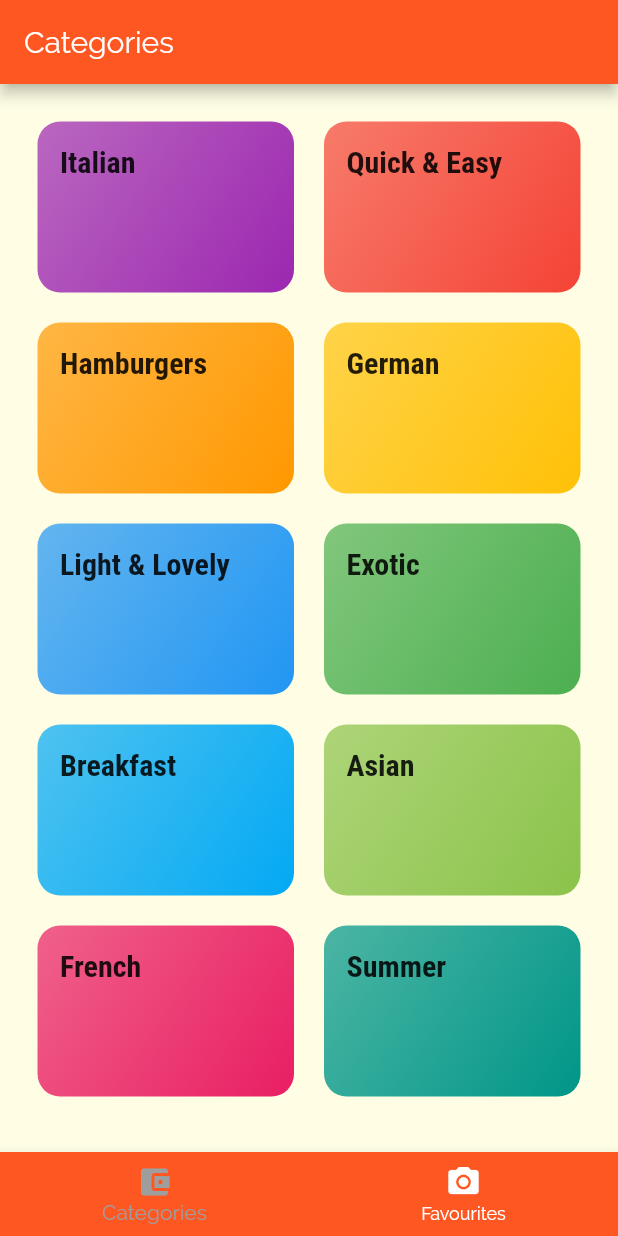
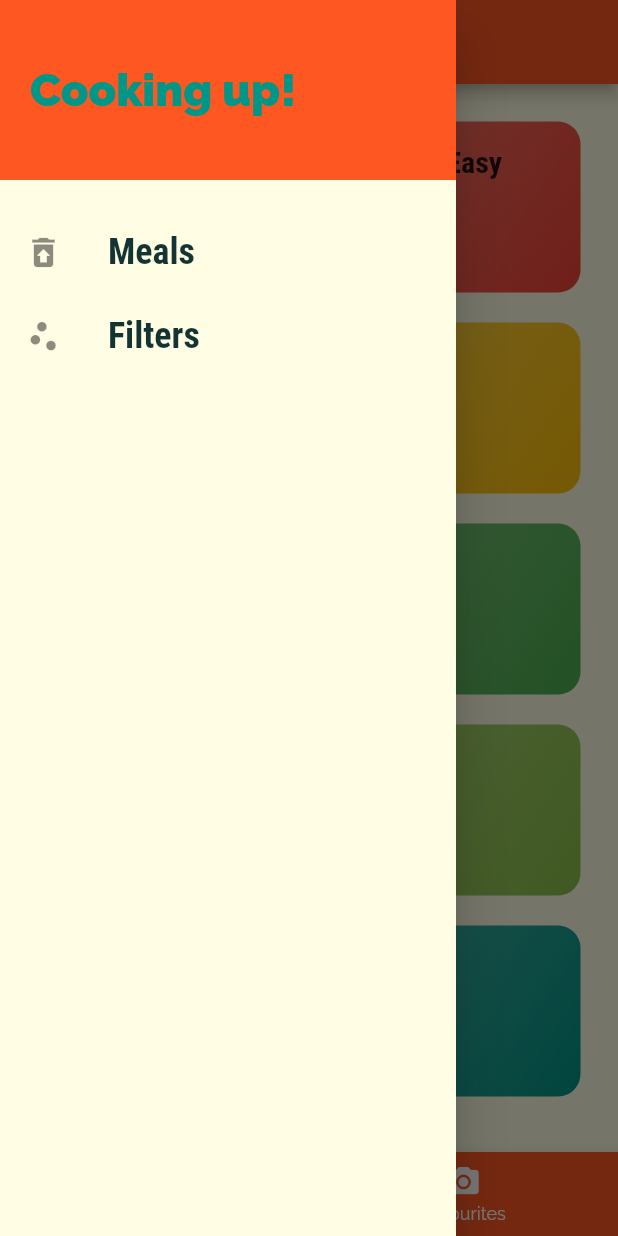
Before and after one commit to VlatkovicB/flutter-meals-app, a Flutter app: the screen it shows after launch, with the side drawer open (before the commit the screen has no drawer), on a phone screen of 412 x 824 dp. Run offline on Flutter 3.47's test engine with Material 2 defaults, Android fonts, the phone set to English and light mode, and no system bars.

Commit message:
Finished Drawer

```diff
--- a/lib/main.dart
+++ b/lib/main.dart
@@ -1,5 +1,6 @@
 import 'package:flutter/material.dart';
 
+import './screens/filter_screen.dart';
 import './screens/meal_detail_screen.dart';
 import './screens/tabs_screen.dart';
 import './screens/categories_screen.dart';
@@ -14,7 +15,7 @@ class MyApp extends StatelessWidget {
       title: 'Restaurant Meals',
       theme: ThemeData(
         primarySwatch: Colors.deepOrange,
-        accentColor: Colors.grey,
+        accentColor: Colors.teal,
         canvasColor: Color.fromRGBO(255, 254, 229, 1),
         fontFamily: 'Raleway',
         textTheme: ThemeData.light().textTheme.copyWith(
@@ -37,6 +38,7 @@ class MyApp extends StatelessWidget {
         '/': (ctx) => TabsScreen(),
         CategoryMealsScreen.routeName: (ctx) => CategoryMealsScreen(),
         MealDetailScreen.routeName: (ctx) => MealDetailScreen(),
+        FilterScreen.routeName: (ctx) => FilterScreen(),
       },
       // onGenerateRoute: (settings) {
       //   print(settings.arguments);
--- /dev/null
+++ b/lib/screens/filter_screen.dart
@@ -0,0 +1,17 @@
+import 'package:flutter/material.dart';
+
+class FilterScreen extends StatelessWidget {
+  static const routeName = '/filters';
+
+  @override
+  Widget build(BuildContext context) {
+    return Scaffold(
+      appBar: AppBar(
+        title: Text('Filters!'),
+      ),
+      body: Center(
+        child: Text('Filters'),
+      ),
+    );
+  }
+}
--- a/lib/screens/tabs_screen.dart
+++ b/lib/screens/tabs_screen.dart
@@ -1,4 +1,5 @@
 import 'package:flutter/material.dart';
+import 'package:meals_app/widgets/main_drawer.dart';
 
 import './favourites_screen.dart';
 import './categories_screen.dart';
@@ -34,6 +35,7 @@ class _TabsScreenState extends State<TabsScreen> {
       appBar: AppBar(
         title: Text(_pages[_selectedPageIndex]['title']),
       ),
+      drawer: MainDrawer(),
       body: _pages[_selectedPageIndex]['page'],
       bottomNavigationBar: BottomNavigationBar(
         onTap: _selectPage,
--- /dev/null
+++ b/lib/widgets/main_drawer.dart
@@ -0,0 +1,56 @@
+import 'package:flutter/material.dart';
+import '../screens/filter_screen.dart';
+
+class MainDrawer extends StatelessWidget {
+  Widget _buildListTile(String title, IconData icon, Function tapHandler) {
+    return ListTile(
+      leading: Icon(
+        icon,
+        size: 26,
+      ),
+      title: Text(
+        title,
+        style: TextStyle(
+          fontFamily: 'RobotoCondensed',
+          fontSize: 24,
+          fontWeight: FontWeight.bold,
+        ),
+      ),
+      onTap: tapHandler,
+    );
+  }
+
+  @override
+  Widget build(BuildContext context) {
+    return Drawer(
+      child: Column(
+        children: <Widget>[
+          Container(
+            height: 120,
+            width: double.infinity,
+            padding: const EdgeInsets.all(20),
+            alignment: Alignment.centerLeft,
+            color: Theme.of(context).primaryColor,
+            child: Text(
+              'Cooking up!',
+              style: TextStyle(
+                fontWeight: FontWeight.w900,
+                fontSize: 30,
+                color: Theme.of(context).accentColor,
+              ),
+            ),
+          ),
+          SizedBox(
+            height: 20,
+          ),
+          _buildListTile('Meals', Icons.restore_from_trash, () {
+            Navigator.of(context).pushReplacementNamed('/');
+          }),
+          _buildListTile('Filters', Icons.scatter_plot, () {
+            Navigator.of(context).pushReplacementNamed(FilterScreen.routeName);
+          })
+        ],
+      ),
+    );
+  }
+}
```
